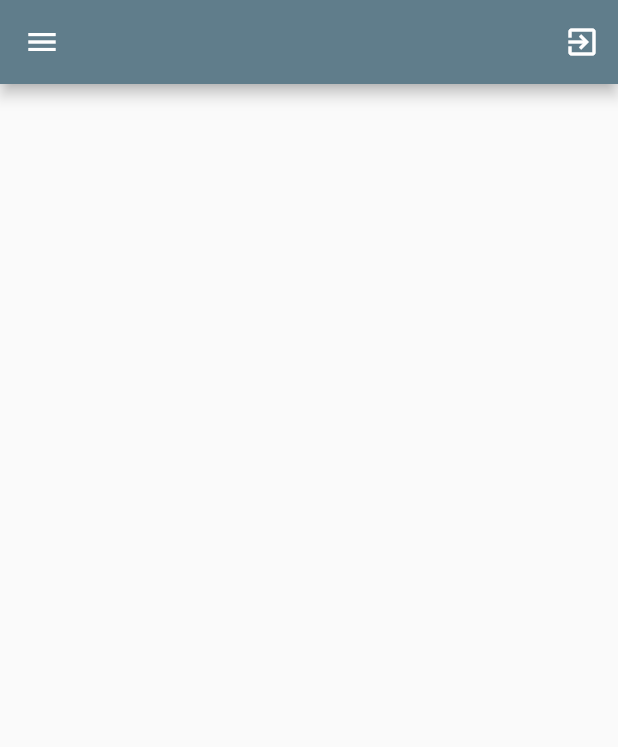
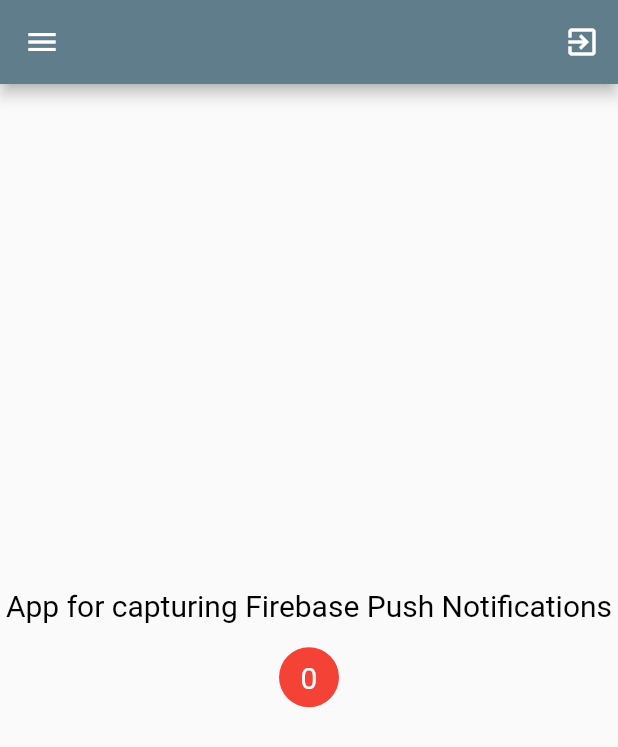
Before and after one commit to RamilYumaev/jk-vg-app, a Flutter app: the MainScreen screen opened directly, on a phone screen of 412 x 824 dp. Shown: the top 747 px of the screen. Run offline on Flutter 3.47's test engine with Material 2 defaults, Android fonts, the phone set to English and light mode, and no system bars; our stand-ins replace firebase_core, firebase_messaging, mask_text_input_formatter, overlay_support, shared_preferences, sqflite; accounts and stored records are empty.

Commit message:
add screen

```diff
--- a/lib/screens/main_screen.dart
+++ b/lib/screens/main_screen.dart
@@ -3,9 +3,96 @@
 import 'package:authApp/providers/auth_provider.dart';
 import 'package:flutter/material.dart';
 import 'package:provider/provider.dart';
+import '../models/push_notification.dart';
+import 'package:firebase_core/firebase_core.dart';
+import 'package:firebase_messaging/firebase_messaging.dart';
+import 'package:overlay_support/overlay_support.dart';
 
-class MainScreen extends StatelessWidget {
+PushNotification _notificationInfo;
+int _totalNotifications;
+
+class MainScreen extends StatefulWidget {
   static const routeName = '/';
+
+  @override
+  _MainScreenState createState() => _MainScreenState();
+}
+
+class _MainScreenState extends State<MainScreen> {
+  FirebaseMessaging _messaging = FirebaseMessaging();
+
+  void registerNotification() async {
+    // Initialize the Firebase app
+    await Firebase.initializeApp();
+
+    // On iOS, this helps to take the user permissions
+    await _messaging.requestNotificationPermissions(
+      IosNotificationSettings(
+        alert: true,
+        badge: true,
+        provisional: false,
+        sound: true,
+      ),
+    );
+
+    // For handling the received notifications
+    _messaging.configure(
+      onMessage: (message) async {
+        print('onMessage received: $message');
+
+        PushNotification notification = PushNotification.fromJson(message);
+
+        setState(() {
+          _notificationInfo = notification;
+          _totalNotifications++;
+        });
+
+        // For displaying the notification as an overlay
+        showSimpleNotification(
+          Text(_notificationInfo.title),
+          leading: NotificationBadge(totalNotifications: _totalNotifications),
+          subtitle: Text(_notificationInfo.body),
+          background: Colors.cyan[700],
+          duration: Duration(seconds: 2),
+        );
+      },
+      onBackgroundMessage: _firebaseMessagingBackgroundHandler,
+      onLaunch: (message) async {
+        print('onLaunch: $message');
+
+        PushNotification notification = PushNotification.fromJson(message);
+
+        setState(() {
+          _notificationInfo = notification;
+          _totalNotifications++;
+        });
+      },
+      onResume: (message) async {
+        print('onResume: $message');
+
+        PushNotification notification = PushNotification.fromJson(message);
+
+        setState(() {
+          _notificationInfo = notification;
+          _totalNotifications++;
+        });
+      },
+    );
+
+    // Used to get the current FCM token
+    _messaging.getToken().then((token) {
+      print('Token: $token');
+    }).catchError((e) {
+      print(e);
+    });
+  }
+
+  @override
+  void initState() {
+    _totalNotifications = 0;
+    registerNotification();
+    super.initState();
+  }
 
   @override
   Widget build(BuildContext context) {
@@ -23,6 +110,77 @@
         ],
         backgroundColor: Colors.blueGrey,
       ),
-        body: Container());
+      body: Column(
+        mainAxisAlignment: MainAxisAlignment.center,
+        children: [
+          Text(
+            'App for capturing Firebase Push Notifications',
+            textAlign: TextAlign.center,
+            style: TextStyle(
+              color: Colors.black,
+              fontSize: 20,
+            ),
+          ),
+          SizedBox(height: 16.0),
+          NotificationBadge(totalNotifications: _totalNotifications),
+          SizedBox(height: 16.0),
+          _notificationInfo != null
+              ? Column(
+                  crossAxisAlignment: CrossAxisAlignment.start,
+                  children: [
+                    Text(
+                      'TITLE: ${_notificationInfo.title ?? _notificationInfo.dataTitle}',
+                      style: TextStyle(
+                        fontWeight: FontWeight.bold,
+                        fontSize: 16.0,
+                      ),
+                    ),
+                    SizedBox(height: 8.0),
+                    Text(
+                      'BODY: ${_notificationInfo.body ?? _notificationInfo.dataBody}',
+                      style: TextStyle(
+                        fontWeight: FontWeight.bold,
+                        fontSize: 16.0,
+                      ),
+                    ),
+                  ],
+                )
+              : Container(),
+        ],
+      ),
+    );
   }
 }
+
+Future<dynamic> _firebaseMessagingBackgroundHandler(
+    Map<String, dynamic> message) async {
+  await Firebase.initializeApp();
+  print('onBackgroundMessage received: $message');
+}
+
+class NotificationBadge extends StatelessWidget {
+  final int totalNotifications;
+
+  const NotificationBadge({@required this.totalNotifications});
+
+  @override
+  Widget build(BuildContext context) {
+    return Container(
+      width: 40.0,
+      height: 40.0,
+      decoration: new BoxDecoration(
+        color: Colors.red,
+        shape: BoxShape.circle,
+      ),
+      child: Center(
+        child: Padding(
+          padding: const EdgeInsets.all(8.0),
+          child: Text(
+            '$totalNotifications',
+            style: TextStyle(color: Colors.white, fontSize: 20),
+          ),
+        ),
+      ),
+    );
+  }
+}
```
Also changed, not shown: 8 other files. Lines whose indentation alone changed are shown as unchanged.
